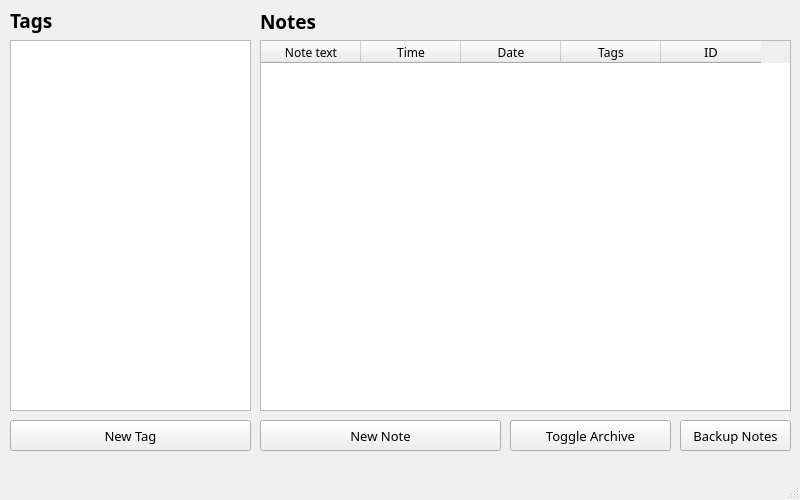
This is Note-App/mainwindow.ui in knu-2-tochanenko/OOP as Qt 5 draws it before an edit. The edited form follows.
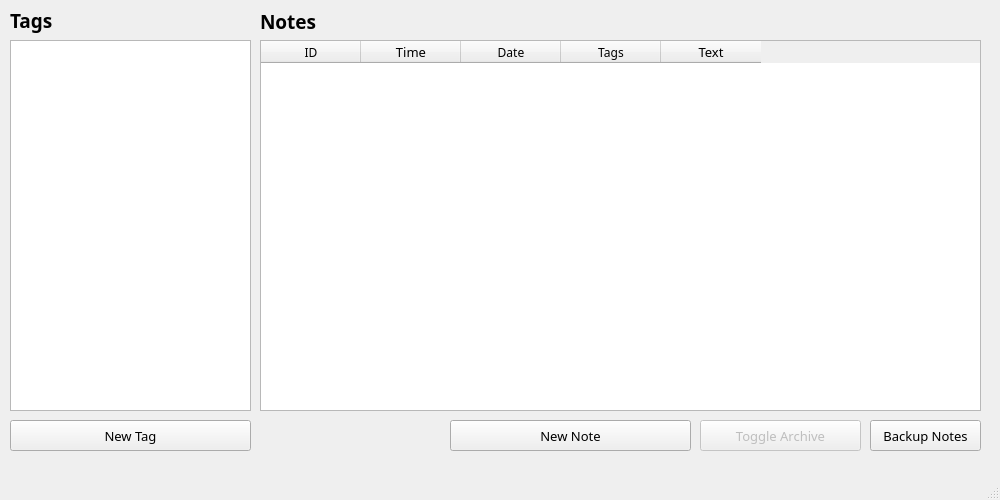
This is the edited form.

The edit to the form file:
```diff
--- a/Note-App/mainwindow.ui
+++ b/Note-App/mainwindow.ui
@@ -6,7 +6,7 @@
    <rect>
     <x>0</x>
     <y>0</y>
-    <width>800</width>
+    <width>1000</width>
     <height>500</height>
    </rect>
   </property>
@@ -18,13 +18,13 @@
   </property>
   <property name="minimumSize">
    <size>
-    <width>800</width>
+    <width>1000</width>
     <height>500</height>
    </size>
   </property>
   <property name="maximumSize">
    <size>
-    <width>800</width>
+    <width>1000</width>
     <height>500</height>
    </size>
   </property>
@@ -52,13 +52,14 @@
      <rect>
       <x>260</x>
       <y>40</y>
-      <width>531</width>
+      <width>721</width>
       <height>371</height>
      </rect>
     </property>
     <property name="font">
      <font>
       <family>Century Gothic</family>
+      <pointsize>10</pointsize>
      </font>
     </property>
     <property name="gridStyle">
@@ -72,7 +73,7 @@
     </property>
     <column>
      <property name="text">
-      <string>Note text</string>
+      <string>ID</string>
      </property>
      <property name="font">
       <font>
@@ -115,7 +116,7 @@
     </column>
     <column>
      <property name="text">
-      <string>ID</string>
+      <string>Text</string>
      </property>
      <property name="font">
       <font>
@@ -170,7 +171,7 @@
    <widget class="QPushButton" name="button_newNote">
     <property name="geometry">
      <rect>
-      <x>260</x>
+      <x>450</x>
       <y>420</y>
       <width>241</width>
       <height>31</height>
@@ -212,9 +213,12 @@
     </property>
    </widget>
    <widget class="QPushButton" name="button_toggleArchive">
+    <property name="enabled">
+     <bool>false</bool>
+    </property>
     <property name="geometry">
      <rect>
-      <x>510</x>
+      <x>700</x>
       <y>420</y>
       <width>161</width>
       <height>31</height>
@@ -236,7 +240,7 @@
    <widget class="QPushButton" name="button_backup">
     <property name="geometry">
      <rect>
-      <x>680</x>
+      <x>870</x>
       <y>420</y>
       <width>111</width>
       <height>31</height>
```
Left out of the diff: 3 changed lines with no effect on the pictures.
